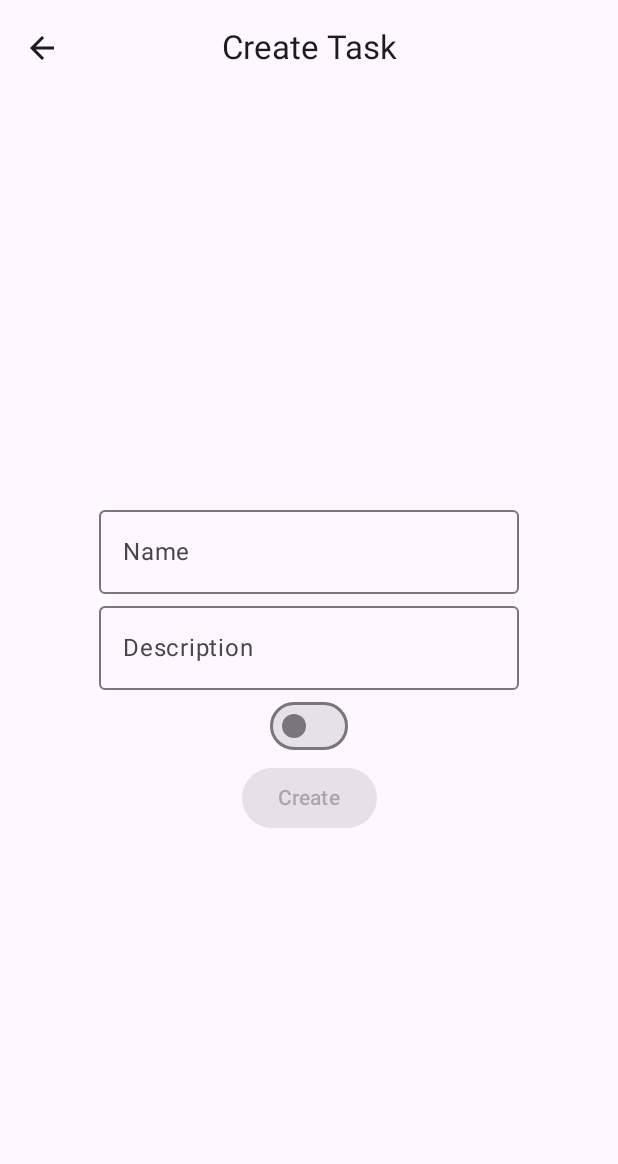
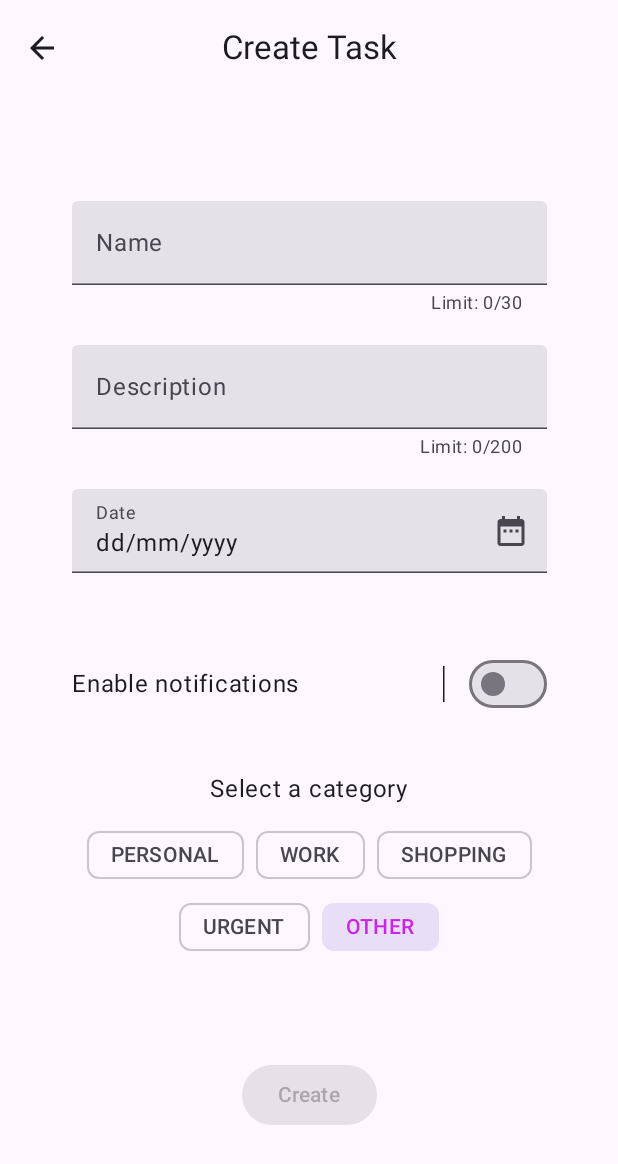
Before and after one commit to nicolasCristaldo/Task_Nest_Android_Compose, an Android app built with Jetpack Compose: the screen it shows after launch (MainActivity), after a tap on "Add Task", on a phone screen of 412 x 824 dp. Shown: the top 1164 px of the screen. Run offline under Robolectric (Android 15) with nearby library versions, the phone set to English and light mode, and no system bars; our stand-ins replace Dagger/Hilt's generated code, Room's generated code.

Commit message:
add task form features

```diff
--- a/app/src/main/java/com/nicolascristaldo/tasknest/domain/model/Category.kt
+++ b/app/src/main/java/com/nicolascristaldo/tasknest/domain/model/Category.kt
@@ -5,9 +5,9 @@ package com.nicolascristaldo.tasknest.domain.model
  * @property color the associated color of the category.
  */
 enum class Category(val color: Int) {
-    PERSONAL(color = 0x90EE90.toInt()),
-    WORK(color = 0xFF87CEFA.toInt()),
-    SHOPPING(color = 0xFF69B4.toInt()),
-    URGENT(color = 0xFF0000.toInt()),
-    OTHER(color = 0xFFD3D3D3.toInt())
+    PERSONAL(color = 0xFF5EB420.toInt()),
+    WORK(color = 0xFF34A0E8.toInt()),
+    SHOPPING(color = 0xFFE38E11.toInt()),
+    URGENT(color = 0xFFF33F3F.toInt()),
+    OTHER(color = 0xFFCC24E7.toInt())
 }
--- /dev/null
+++ b/app/src/main/java/com/nicolascristaldo/tasknest/ui/components/AppTextField.kt
@@ -0,0 +1,69 @@
+package com.nicolascristaldo.tasknest.ui.components
+
+import androidx.compose.foundation.layout.Arrangement
+import androidx.compose.foundation.layout.Column
+import androidx.compose.foundation.layout.Row
+import androidx.compose.foundation.layout.Spacer
+import androidx.compose.foundation.layout.fillMaxWidth
+import androidx.compose.foundation.layout.padding
+import androidx.compose.material3.MaterialTheme
+import androidx.compose.material3.Text
+import androidx.compose.material3.TextField
+import androidx.compose.runtime.Composable
+import androidx.compose.runtime.getValue
+import androidx.compose.runtime.mutableStateOf
+import androidx.compose.runtime.remember
+import androidx.compose.runtime.setValue
+import androidx.compose.ui.Alignment
+import androidx.compose.ui.Modifier
+import androidx.compose.ui.res.stringResource
+import androidx.compose.ui.unit.dp
+import com.nicolascristaldo.tasknest.R
+
+@Composable
+fun AppTextField(
+    label: String,
+    value: String,
+    onValueChange: (String) -> Unit,
+    limit: Int? = null,
+    isError: Boolean = false,
+    errorMessage: String? = null,
+    modifier: Modifier = Modifier
+) {
+    var isFirstTime by remember { mutableStateOf(true) }
+
+    Column(
+        verticalArrangement = Arrangement.spacedBy(8.dp),
+        horizontalAlignment = Alignment.Start,
+        modifier = modifier
+    ) {
+        TextField(
+            value = value,
+            onValueChange = {
+                onValueChange(it)
+                if (isFirstTime) isFirstTime = false
+            },
+            singleLine = true,
+            isError = if (isFirstTime) false else isError,
+            supportingText = {
+                if (limit != null) {
+                    Row {
+                        Text(
+                            text = if (isError && !isFirstTime) errorMessage?.let { "* $it" } ?: ""
+                            else "",
+                            color = MaterialTheme.colorScheme.error
+                        )
+                        Spacer(modifier = Modifier.weight(1f))
+                        Text(
+                            text = stringResource(R.string.limit_characters, value.length, limit)
+                        )
+                    }
+                }
+            },
+            label = { Text(text = label) },
+            modifier = Modifier
+                .padding(bottom = 4.dp)
+                .fillMaxWidth()
+        )
+    }
+}
--- a/app/src/main/java/com/nicolascristaldo/tasknest/ui/navigation/TaskNestNavHost.kt
+++ b/app/src/main/java/com/nicolascristaldo/tasknest/ui/navigation/TaskNestNavHost.kt
@@ -1,7 +1,11 @@
 package com.nicolascristaldo.tasknest.ui.navigation
 
+import androidx.compose.foundation.layout.fillMaxSize
+import androidx.compose.foundation.layout.fillMaxWidth
+import androidx.compose.foundation.layout.padding
 import androidx.compose.runtime.Composable
 import androidx.compose.ui.Modifier
+import androidx.compose.ui.unit.dp
 import androidx.navigation.NavHostController
 import androidx.navigation.NavType
 import androidx.navigation.compose.NavHost
@@ -37,7 +41,10 @@ fun TaskNestNavHost(
 
             TaskFormScreen(
                 id = taskId,
-                onNavigateBack = { navController.navigateUp() }
+                onNavigateBack = { navController.navigateUp() },
+                modifier = Modifier
+                    .padding(8.dp)
+                    .fillMaxSize()
             )
         }
 
--- a/app/src/main/java/com/nicolascristaldo/tasknest/ui/screens/form/FormUiState.kt
+++ b/app/src/main/java/com/nicolascristaldo/tasknest/ui/screens/form/FormUiState.kt
@@ -3,6 +3,8 @@ package com.nicolascristaldo.tasknest.ui.screens.form
 import com.nicolascristaldo.tasknest.domain.model.Category
 import com.nicolascristaldo.tasknest.domain.model.Status
 import com.nicolascristaldo.tasknest.domain.model.Task
+import java.util.Calendar
+import java.util.TimeZone
 
 /**
  * Represents the UI state for the TaskFormScreen.
@@ -26,10 +28,25 @@ data class FormUiState(
     fun isDescriptionValid(): Boolean = taskDetails.description.length <= 200
 
     /**
+     * Checks if the date of the task is valid.
+     * @return `true` if the date is not in the past or null, otherwise `false`.
+     */
+    fun isDateValid(): Boolean = if (taskDetails.date != null) {
+        val calendar = Calendar.getInstance(TimeZone.getTimeZone("UTC")).apply {
+            set(Calendar.HOUR_OF_DAY, 0)
+            set(Calendar.MINUTE, 0)
+            set(Calendar.SECOND, 0)
+            set(Calendar.MILLISECOND, 0)
+        }
+        val todayStartMillis = calendar.timeInMillis
+        taskDetails.date >= todayStartMillis
+    } else { true }
+
+    /**
      * Checks if the form is in a valid state.
      * @return `true` if both the name and description are valid, otherwise `false`.
      */
-    fun isEntryValid(): Boolean = isNameValid() && isDescriptionValid()
+    fun isEntryValid(): Boolean = isNameValid() && isDescriptionValid() && isDateValid()
 }
 
 /**
--- a/app/src/main/java/com/nicolascristaldo/tasknest/ui/screens/form/TaskFormScreen.kt
+++ b/app/src/main/java/com/nicolascristaldo/tasknest/ui/screens/form/TaskFormScreen.kt
@@ -1,22 +1,33 @@
 package com.nicolascristaldo.tasknest.ui.screens.form
 
 import androidx.compose.foundation.layout.Arrangement
-import androidx.compose.foundation.layout.Column
-import androidx.compose.foundation.layout.fillMaxSize
+import androidx.compose.foundation.layout.Spacer
+import androidx.compose.foundation.layout.fillMaxWidth
+import androidx.compose.foundation.layout.height
+import androidx.compose.foundation.lazy.LazyColumn
 import androidx.compose.material3.Button
-import androidx.compose.material3.OutlinedTextField
-import androidx.compose.material3.Switch
+import androidx.compose.material3.ExperimentalMaterial3Api
 import androidx.compose.material3.Text
 import androidx.compose.runtime.Composable
 import androidx.compose.runtime.LaunchedEffect
 import androidx.compose.runtime.getValue
+import androidx.compose.runtime.mutableStateOf
+import androidx.compose.runtime.remember
+import androidx.compose.runtime.setValue
 import androidx.compose.ui.Alignment
 import androidx.compose.ui.Modifier
 import androidx.compose.ui.res.stringResource
+import androidx.compose.ui.unit.dp
 import androidx.hilt.navigation.compose.hiltViewModel
 import androidx.lifecycle.compose.collectAsStateWithLifecycle
 import com.nicolascristaldo.tasknest.R
+import com.nicolascristaldo.tasknest.ui.components.AppTextField
+import com.nicolascristaldo.tasknest.ui.screens.form.components.CategoryChipsSection
+import com.nicolascristaldo.tasknest.ui.screens.form.components.DatePickerTextField
+import com.nicolascristaldo.tasknest.ui.screens.form.components.NotificationSwitchSection
+import com.nicolascristaldo.tasknest.ui.screens.form.components.TaskDatePickerDialog
 
+@OptIn(ExperimentalMaterial3Api::class)
 @Composable
 fun TaskFormScreen(
     id: Int,
@@ -29,52 +40,113 @@ fun TaskFormScreen(
     }
 
     val uiState by viewModel.uiState.collectAsStateWithLifecycle()
+    var showDatePicker by remember { mutableStateOf(false) }
 
-    Column(
+    TaskFormBody(
+        confirmButtonText = if (id == 0) stringResource(R.string.create)
+        else stringResource(R.string.edit),
+        onConfirm = {
+            if (id == 0) viewModel.saveTask() else viewModel.updateTask()
+            onNavigateBack()
+        },
+        uiState = uiState,
+        updateUiState = viewModel::updateUiState,
+        changeDatePicerState = { showDatePicker = it },
+        modifier = modifier
+    )
+
+    if (showDatePicker) {
+        TaskDatePickerDialog(
+            date = uiState.taskDetails.date,
+            onConfirm = {
+                viewModel.updateUiState(uiState.taskDetails.copy(date = it))
+            },
+            onDismiss = { showDatePicker = false }
+        )
+    }
+}
+
+@Composable
+fun TaskFormBody(
+    confirmButtonText: String,
+    onConfirm: () -> Unit,
+    uiState: FormUiState,
+    updateUiState: (TaskDetails) -> Unit,
+    changeDatePicerState: (Boolean) -> Unit,
+    modifier: Modifier = Modifier
+) {
+    LazyColumn(
         verticalArrangement = Arrangement.Center,
         horizontalAlignment = Alignment.CenterHorizontally,
-        modifier = modifier.fillMaxSize()
-    ) {
-        OutlinedTextField(
+        modifier = modifier
+    ){
+        item {
+            AppTextField(
+                label = stringResource(R.string.name),
                 value = uiState.taskDetails.name,
-            onValueChange = { viewModel.updateUiState(uiState.taskDetails.copy(name = it)) },
-            label = { Text(stringResource(R.string.name)) }
+                onValueChange = { updateUiState(uiState.taskDetails.copy(name = it)) },
+                limit = 30,
+                isError = !uiState.isNameValid(),
+                errorMessage = stringResource(R.string.name_error),
+                modifier = Modifier.fillMaxWidth(.8f)
             )
 
-        OutlinedTextField(
+            Spacer(modifier = Modifier.height(16.dp))
+
+            AppTextField(
+                label = stringResource(R.string.description),
                 value = uiState.taskDetails.description,
-            onValueChange = { viewModel.updateUiState(uiState.taskDetails.copy(description = it)) },
-            label = { Text(stringResource(R.string.description)) }
+                onValueChange = { updateUiState(uiState.taskDetails.copy(description = it)) },
+                limit = 200,
+                isError = !uiState.isDescriptionValid(),
+                errorMessage = stringResource(R.string.description_error),
+                modifier = Modifier.fillMaxWidth(.8f)
             )
 
+            Spacer(modifier = Modifier.height(16.dp))
 
+            DatePickerTextField(
+                label = stringResource(R.string.date),
+                value = uiState.taskDetails.date,
+                isError = !uiState.isDateValid(),
+                errorMessage = stringResource(R.string.date_error),
+                onClick = { changeDatePicerState(true) },
+                modifier = Modifier.fillMaxWidth(.8f)
+            )
 
-        Switch(
+            Spacer(modifier = Modifier.height(34.dp))
+
+            NotificationSwitchSection(
                 checked = uiState.taskDetails.isNotificationEnabled,
                 onCheckedChange = {
-                viewModel.updateUiState(
+                    updateUiState(
                         uiState.taskDetails.copy(
                             isNotificationEnabled = !uiState.taskDetails.isNotificationEnabled
                         )
                     )
-            }
+                },
+                modifier = Modifier.fillMaxWidth(.8f)
             )
 
+            Spacer(modifier = Modifier.height(34.dp))
+
+            CategoryChipsSection(
+                selectedCategory = uiState.taskDetails.category,
+                onCategorySelected = { updateUiState(uiState.taskDetails.copy(category = it)) }
+            )
+
+            Spacer(modifier = Modifier.height(64.dp))
+
             Button(
-            onClick = {
-                if (id == 0) viewModel.saveTask()
-                else viewModel.updateTask()
-                onNavigateBack()
-            },
+                onClick = { onConfirm() },
                 enabled = uiState.isEntryValid()
             ) {
-            Text(
-                stringResource(if (id == 0) R.string.create else R.string.edit)
-            )
+                Text(confirmButtonText)
             }
 
             if (uiState.error != null) {
-            Text(text = uiState.error!!)
+                Text(text = uiState.error)
             }
         }
     }
+}
--- /dev/null
+++ b/app/src/main/java/com/nicolascristaldo/tasknest/ui/screens/form/components/CategoryChipsSection.kt
@@ -0,0 +1,55 @@
+package com.nicolascristaldo.tasknest.ui.screens.form.components
+
+import androidx.compose.foundation.layout.Arrangement
+import androidx.compose.foundation.layout.Column
+import androidx.compose.foundation.layout.ExperimentalLayoutApi
+import androidx.compose.foundation.layout.FlowRow
+import androidx.compose.foundation.layout.fillMaxWidth
+import androidx.compose.foundation.layout.padding
+import androidx.compose.material3.FilterChip
+import androidx.compose.material3.FilterChipDefaults
+import androidx.compose.material3.Text
+import androidx.compose.runtime.Composable
+import androidx.compose.ui.Alignment
+import androidx.compose.ui.Modifier
+import androidx.compose.ui.graphics.Color
+import androidx.compose.ui.res.stringResource
+import androidx.compose.ui.unit.dp
+import com.nicolascristaldo.tasknest.R
+import com.nicolascristaldo.tasknest.domain.model.Category
+
+@OptIn(ExperimentalLayoutApi::class)
+@Composable
+fun CategoryChipsSection(
+    selectedCategory: Category,
+    onCategorySelected: (Category) -> Unit,
+    modifier: Modifier = Modifier
+) {
+    Column(
+        verticalArrangement = Arrangement.spacedBy(8.dp),
+        horizontalAlignment = Alignment.CenterHorizontally,
+        modifier = modifier.fillMaxWidth()
+    ) {
+        Text(
+            text = stringResource(R.string.select_category)
+        )
+
+        FlowRow(
+            horizontalArrangement = Arrangement.Center,
+            maxItemsInEachRow = 3,
+            modifier = Modifier.fillMaxWidth(1f)
+        ) {
+            Category.entries.forEach { category ->
+                FilterChip(
+                    label = { Text(text = category.name) },
+                    selected = category == selectedCategory,
+                    onClick = { onCategorySelected(category) },
+                    colors = FilterChipDefaults.filterChipColors(
+                        selectedLabelColor = Color(category.color)
+                    ),
+                    modifier = Modifier.padding(horizontal = 4.dp)
+                )
+            }
+        }
+    }
+}
--- /dev/null
+++ b/app/src/main/java/com/nicolascristaldo/tasknest/ui/screens/form/components/DatePickerTextField.kt
@@ -0,0 +1,59 @@
+package com.nicolascristaldo.tasknest.ui.screens.form.components
+
+import androidx.compose.material.icons.Icons
+import androidx.compose.material.icons.filled.DateRange
+import androidx.compose.material3.Icon
+import androidx.compose.material3.IconButton
+import androidx.compose.material3.MaterialTheme
+import androidx.compose.material3.Text
+import androidx.compose.material3.TextField
+import androidx.compose.runtime.Composable
+import androidx.compose.ui.Modifier
+import androidx.compose.ui.res.stringResource
+import com.nicolascristaldo.tasknest.R
+import java.text.SimpleDateFormat
+import java.util.Date
+import java.util.Locale
+import java.util.TimeZone
+
+@Composable
+fun DatePickerTextField(
+    label: String,
+    value: Long?,
+    onClick: () -> Unit,
+    isError: Boolean = false,
+    errorMessage: String = "",
+    modifier: Modifier = Modifier
+) {
+    val formatter = SimpleDateFormat("dd/MM/yyyy", Locale.getDefault()).apply {
+        timeZone = TimeZone.getTimeZone("UTC")
+    }
+    val displayValue = value?.let { formatter.format(Date(it)) } ?: "dd/mm/yyyy"
+
+    TextField(
+        value = displayValue,
+        onValueChange = {},
+        readOnly = true,
+        trailingIcon = {
+            IconButton(
+                onClick = onClick
+            ) {
+                Icon(
+                    imageVector = Icons.Filled.DateRange,
+                    contentDescription = stringResource(R.string.select_date)
+                )
+            }
+        },
+        isError = isError,
+        supportingText = {
+            if (isError) {
+                Text(
+                    text = "* $errorMessage",
+                    color = MaterialTheme.colorScheme.error
+                )
+            }
+        },
+        label = { Text(text = label) },
+        modifier = modifier
+    )
+}
--- /dev/null
+++ b/app/src/main/java/com/nicolascristaldo/tasknest/ui/screens/form/components/NotificationSwitchSection.kt
@@ -0,0 +1,42 @@
+package com.nicolascristaldo.tasknest.ui.screens.form.components
+
+import androidx.compose.foundation.layout.Row
+import androidx.compose.foundation.layout.height
+import androidx.compose.foundation.layout.padding
+import androidx.compose.material3.MaterialTheme
+import androidx.compose.material3.Switch
+import androidx.compose.material3.Text
+import androidx.compose.material3.VerticalDivider
+import androidx.compose.runtime.Composable
+import androidx.compose.ui.Alignment
+import androidx.compose.ui.Modifier
+import androidx.compose.ui.unit.dp
+
+@Composable
+fun NotificationSwitchSection(
+    checked: Boolean,
+    onCheckedChange: () -> Unit,
+    modifier: Modifier = Modifier
+) {
+    Row(
+        verticalAlignment = Alignment.CenterVertically,
+        modifier = modifier
+    ) {
+        Text(
+            text = "Enable notifications",
+            modifier = Modifier.weight(1f)
+        )
+
+        VerticalDivider(
+            color = MaterialTheme.colorScheme.onSurface,
+            modifier = Modifier.height(24.dp)
+        )
+
+        Switch(
+            checked = checked,
+            onCheckedChange = { onCheckedChange() },
+            modifier = Modifier.padding(start = 16.dp)
+        )
+
+    }
+}
--- a/app/src/main/res/values/strings.xml
+++ b/app/src/main/res/values/strings.xml
@@ -11,5 +11,18 @@
 
     <string name="name">Name</string>
     <string name="description">Description</string>
+    <string name="date">Date</string>
+
+    <string name="confirm">Confirm</string>
+    <string name="cancel">Cancel</string>
+
+    <string name="select_date">Select Date</string>
+    <string name="name_error">Name must be between 1 and 30 characters.</string>
+    <string name="description_error">Description too long.</string>
+    <string name="date_error">Date must not be in the past.</string>
+    <string name="limit_characters">Limit: %d/%d"</string>
+    <string name="select_category">Select a category</string>
+    <string name="enable_notifications">Enable notifications</string>
+
 
 </resources>
```
Also changed, not shown: app/src/main/java/com/nicolascristaldo/tasknest/ui/screens/form/components/TaskDatePickerDialog.kt (added, +48 -0 lines). Lines whose indentation alone changed are shown as unchanged.
